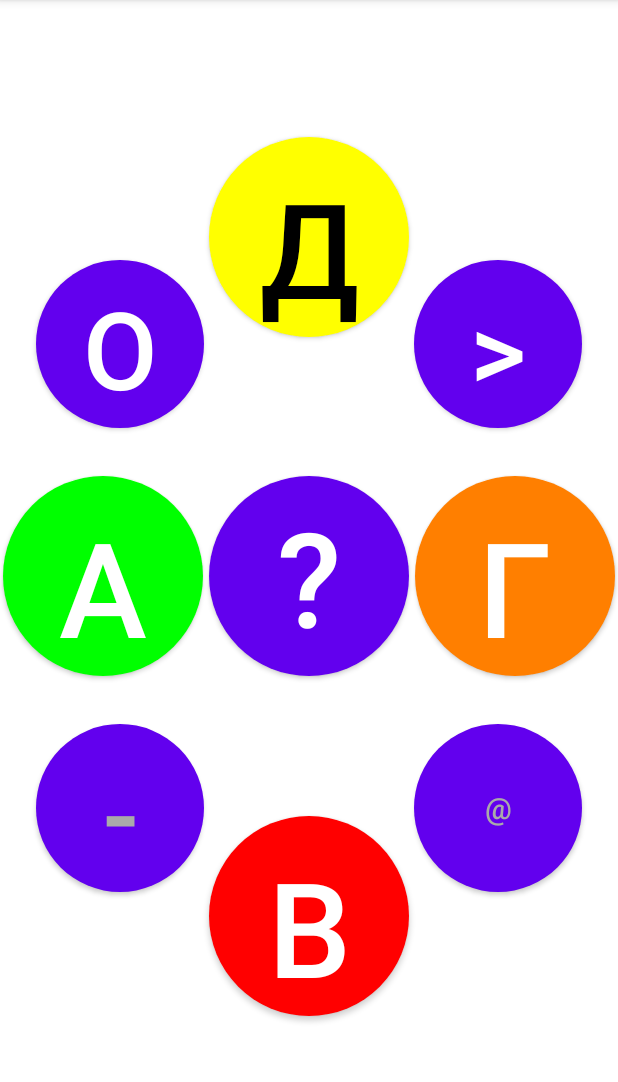
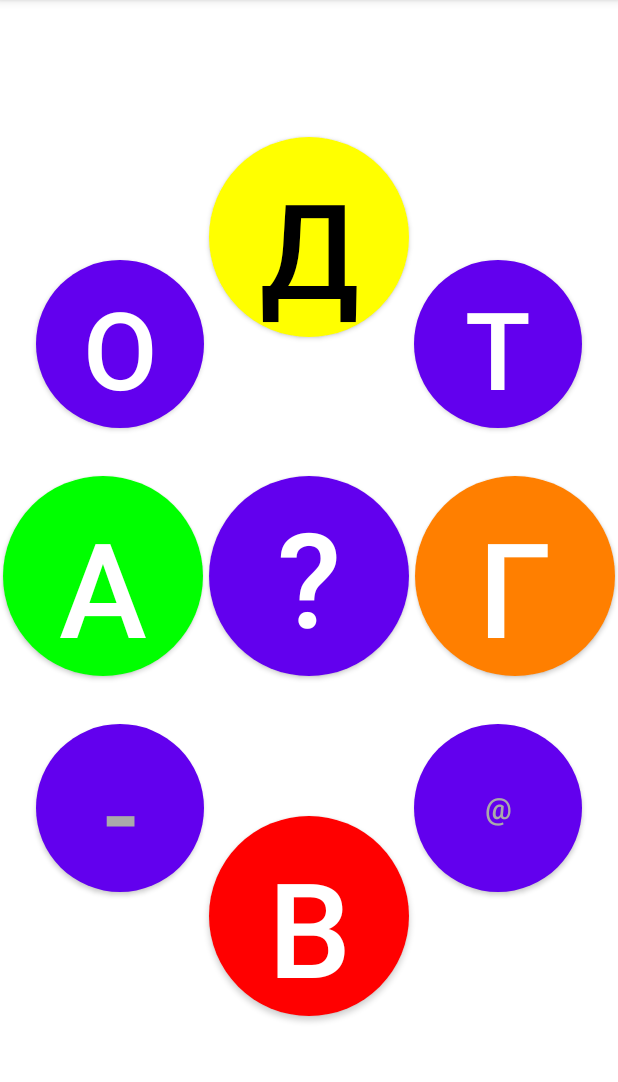
Before and after one commit to boarboar/Accessability_app, an Android app: the screen it shows after launch (MainActivity), on a phone screen of 412 x 824 dp, the part 84-1166 px from its top. Run offline under Robolectric (Android 15) with nearby library versions, the phone set to English and light mode, and no system bars; libraries missing offline, so code that uses them is left out: com.yandex.mapkit, com.yandex.runtime; pictures from the network do not load; 5 statements that could not run were skipped.

```diff
--- a/app/src/main/res/layout/activity_main_circle2.xml
+++ b/app/src/main/res/layout/activity_main_circle2.xml
@@ -142,7 +142,7 @@
         android:layout_marginEnd="@dimen/default_margin"
         android:layout_marginBottom="@dimen/default_margin"
         android:background="@drawable/roundbutton"
-        android:contentDescription="Не сделано"
+        android:contentDescription="Продолжить маршрут"
         android:onClick="onTest"
         android:text="@string/btn_no_func_text_compact"
         android:textColor="@color/gray"
@@ -163,7 +163,7 @@
         android:layout_marginEnd="@dimen/default_margin"
         android:layout_marginBottom="@dimen/default_margin"
         android:background="@drawable/roundbutton"
-        android:contentDescription="Не сделано"
+        android:contentDescription="Отладка"
         android:onClick="debugLocation"
         android:text="\@"
         android:textColor="@color/gray"
--- a/app/src/main/res/values/strings.xml
+++ b/app/src/main/res/values/strings.xml
@@ -11,7 +11,7 @@
     <string name="btn_help_text_small"><font size="88">?</font></string>
     <string name="btn_no_func_text_compact"><font size="72">-</font></string>
     <string name="btn_bus_stop"><font size="72">О</font></string>
-    <string name="btn_go_home_trans"><font size="72">\></font></string>
+    <string name="btn_go_home_trans"><font size="72">T></font></string>
     <string name="title_activity_nav">Навигатор</string>
     <string name="title_activity_map">Карта</string>
 </resources>
```
Also changed, not shown: app/src/main/java/com/example/myapplication/MainActivity.kt (+6 -11 lines).
